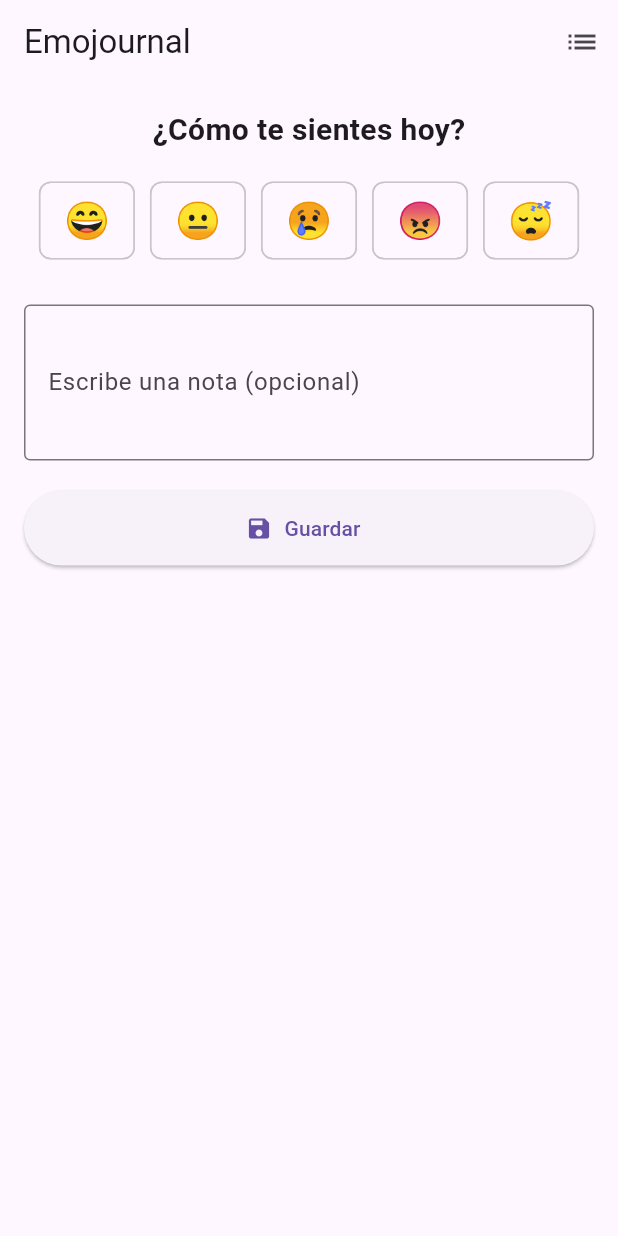
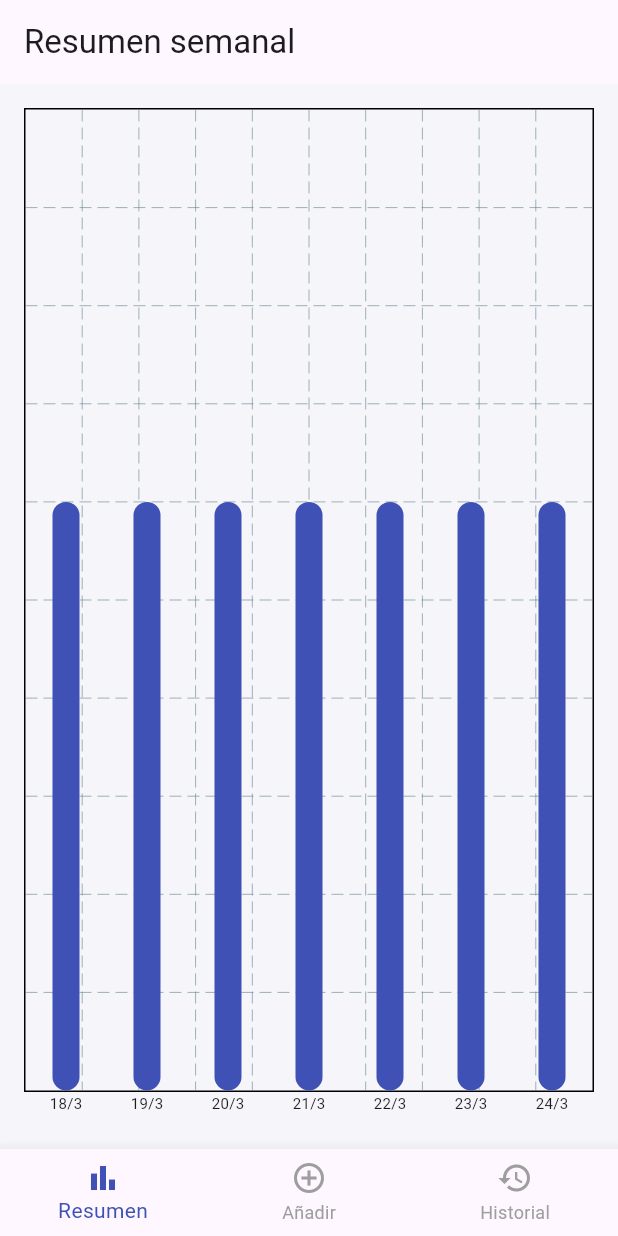
Before and after one commit to Trollkopf/Emojournal, a Flutter app: the screen it shows after launch, on a phone screen of 412 x 824 dp. Run offline on Flutter 3.47's test engine with Material 3 defaults, Android fonts, the light colour scheme and no system bars; drawn by our look-alikes of fl_chart; our stand-ins replace shared_preferences.

Commit message:
updated main content

```diff
--- a/lib/main.dart
+++ b/lib/main.dart
@@ -1,27 +1,87 @@
 import 'package:flutter/material.dart';
 import 'screens/home_screen.dart';
+import 'screens/mood_entry_screen.dart';
 import 'screens/mood_list_screen.dart';
 
 void main() {
-  runApp(const EmoJournalApp());
+  runApp(EmojournalApp());
 }
 
-class EmoJournalApp extends StatelessWidget {
-  const EmoJournalApp({super.key});
+class EmojournalApp extends StatelessWidget {
+  @override
+  Widget build(BuildContext context) {
+    return MaterialApp(
+      title: 'Emojournal',
+      theme: ThemeData(
+        brightness: Brightness.light,
+        primarySwatch: Colors.indigo,
+        scaffoldBackgroundColor: Color(0xFFF6F6FA),
+        cardColor: Color(0xFFEDE7F6),
+        elevatedButtonTheme: ElevatedButtonThemeData(
+          style: ElevatedButton.styleFrom(
+            backgroundColor: Colors.indigo,
+            foregroundColor: Colors.white,
+            shape: RoundedRectangleBorder(
+              borderRadius: BorderRadius.circular(12),
+            ),
+          ),
+        ),
+        inputDecorationTheme: InputDecorationTheme(
+          filled: true,
+          fillColor: Colors.white,
+          border: OutlineInputBorder(
+            borderRadius: BorderRadius.circular(12),
+          ),
+        ),
+      ),
+      home: MainScreen(),
+      debugShowCheckedModeBanner: false,
+    );
+  }
+}
+
+class MainScreen extends StatefulWidget {
+  @override
+  _MainScreenState createState() => _MainScreenState();
+}
+
+class _MainScreenState extends State<MainScreen> {
+  int _currentIndex = 0;
+
+  final List<Widget> _screens = [
+    HomeScreen(),         // Gráfico de los últimos 7 días
+    MoodEntryScreen(),    // Añadir nuevo estado de ánimo
+    MoodListScreen(),     // Historial completo
+  ];
 
   @override
   Widget build(BuildContext context) {
-    return MaterialApp(
-      title: 'Mi Mood Diario',
-      theme: ThemeData(
-        primarySwatch: Colors.indigo,
-        visualDensity: VisualDensity.adaptivePlatformDensity,
+    return Scaffold(
+      body: _screens[_currentIndex],
+      bottomNavigationBar: BottomNavigationBar(
+        currentIndex: _currentIndex,
+        selectedItemColor: Colors.indigo,
+        unselectedItemColor: Colors.grey,
+        onTap: (index) {
+          setState(() {
+            _currentIndex = index;
+          });
+        },
+        items: const [
+          BottomNavigationBarItem(
+            icon: Icon(Icons.bar_chart),
+            label: 'Resumen',
+          ),
+          BottomNavigationBarItem(
+            icon: Icon(Icons.add_circle_outline),
+            label: 'Añadir',
+          ),
+          BottomNavigationBarItem(
+            icon: Icon(Icons.history),
+            label: 'Historial',
+          ),
+        ],
       ),
-      initialRoute: '/',
-      routes: {
-        '/': (context) => HomeScreen(),
-        '/moods': (context) => MoodListScreen(),
-      },
     );
   }
 }
--- a/lib/screens/home_screen.dart
+++ b/lib/screens/home_screen.dart
@@ -1,104 +1,98 @@
 import 'package:flutter/material.dart';
+import 'package:fl_chart/fl_chart.dart';
 import '../models/mood_entry.dart';
 import '../services/mood_storage.dart';
 
-
 class HomeScreen extends StatefulWidget {
-  const HomeScreen({super.key});
-
   @override
   _HomeScreenState createState() => _HomeScreenState();
 }
 
 class _HomeScreenState extends State<HomeScreen> {
-  String? selectedMood;
-  final TextEditingController noteController = TextEditingController();
+  List<MoodEntry> recentEntries = [];
 
-  final List<String> moods = ['😄', '😐', '😢', '😠', '😴'];
+  final Map<String, int> moodValues = {
+    '😄': 5,
+    '😐': 3,
+    '😢': 1,
+    '😠': 2,
+    '😴': 0,
+  };
 
-  void saveMood() async {
-    if (selectedMood == null) {
-      ScaffoldMessenger.of(context).showSnackBar(
-        const SnackBar(content: Text('Por favor selecciona un estado de ánimo')),
+  @override
+  void initState() {
+    super.initState();
+    loadRecentEntries();
+  }
+
+  Future<void> loadRecentEntries() async {
+    final allEntries = await MoodStorage.loadMoodEntries();
+    final now = DateTime.now();
+    final last7Days = List.generate(7, (i) => now.subtract(Duration(days: i)));
+
+    final filtered = last7Days.map((day) {
+      return allEntries.lastWhere(
+            (entry) =>
+        entry.date.day == day.day &&
+            entry.date.month == day.month &&
+            entry.date.year == day.year,
+        orElse: () => MoodEntry(emoji: '😐', note: '', date: day),
       );
-      return;
-    }
-
-    final newEntry = MoodEntry(
-      emoji: selectedMood!,
-      note: noteController.text,
-      date: DateTime.now(),
-    );
-
-    await MoodStorage.saveMoodEntry(newEntry);
+    }).toList().reversed.toList();
 
     setState(() {
-      selectedMood = null;
-      noteController.clear();
+      recentEntries = filtered;
     });
-
-    ScaffoldMessenger.of(context).showSnackBar(
-      const SnackBar(content: Text('Estado de ánimo guardado')),
-    );
   }
-
 
   @override
   Widget build(BuildContext context) {
     return Scaffold(
-      appBar: AppBar(
-        title: const Text('Emojournal'),
-        actions: [
-          IconButton(
-            icon: const Icon(Icons.list),
-            onPressed: () {
-              Navigator.pushNamed(context, '/moods');
-            },
-          )
-        ],
-      ),
+      appBar: AppBar(title: Text('Resumen semanal')),
       body: Padding(
         padding: const EdgeInsets.all(16.0),
-        child: Column(
-          children: [
-            const Text(
-              '¿Cómo te sientes hoy?',
-              style: TextStyle(fontSize: 20, fontWeight: FontWeight.bold),
+        child: recentEntries.isEmpty
+            ? Center(child: Text('Sin datos por ahora 😌'))
+            : BarChart(
+          BarChartData(
+            alignment: BarChartAlignment.spaceAround,
+            maxY: 5,
+            minY: 0,
+            titlesData: FlTitlesData(
+              bottomTitles: AxisTitles(
+                sideTitles: SideTitles(
+                  showTitles: true,
+                  getTitlesWidget: (value, meta) {
+                    final index = value.toInt();
+                    if (index < 0 || index >= recentEntries.length) {
+                      return SizedBox.shrink();
+                    }
+                    final date = recentEntries[index].date;
+                    return Text(
+                      '${date.day}/${date.month}',
+                      style: TextStyle(fontSize: 10),
+                    );
+                  },
+                ),
+              ),
+              leftTitles: AxisTitles(
+                sideTitles: SideTitles(showTitles: false),
+              ),
+              topTitles: AxisTitles(
+                sideTitles: SideTitles(showTitles: false),
+              ),
+              rightTitles: AxisTitles(
+                sideTitles: SideTitles(showTitles: false),
+              ),
             ),
-            const SizedBox(height: 20),
-            Wrap(
-              spacing: 10,
-              children: moods.map((mood) {
-                return ChoiceChip(
-                  label: Text(mood, style: const TextStyle(fontSize: 24)),
-                  selected: selectedMood == mood,
-                  onSelected: (bool selected) {
-                    setState(() {
-                      selectedMood = selected ? mood : null;
-                    });
-                  },
-                );
-              }).toList(),
-            ),
-            const SizedBox(height: 30),
-            TextField(
-              controller: noteController,
-              decoration: const InputDecoration(
-                labelText: 'Escribe una nota (opcional)',
-                border: OutlineInputBorder(),
-              ),
-              maxLines: 3,
-            ),
-            const SizedBox(height: 20),
-            ElevatedButton.icon(
-              onPressed: saveMood,
-              icon: const Icon(Icons.save),
-              label: const Text('Guardar'),
-              style: ElevatedButton.styleFrom(
-                minimumSize: const Size(double.infinity, 50),
-              ),
-            )
-          ],
+            barGroups: recentEntries.asMap().entries.map((entry) {
+              final index = entry.key;
+              final mood = moodValues[entry.value.emoji] ?? 3;
+              return BarChartGroupData(x: index, barRods: [
+                BarChartRodData(toY: mood.toDouble(), color: Colors.indigo, width: 18),
+              ]);
+            }).toList(),
+          ),
         ),
       ),
     );
--- a/lib/screens/mood_list_screen.dart
+++ b/lib/screens/mood_list_screen.dart
@@ -29,6 +29,7 @@ class _MoodListScreenState extends State<MoodListScreen> {
   @override
   Widget build(BuildContext context) {
     return Scaffold(
+      backgroundColor: Color(0xFFE6E6FF),
       appBar: AppBar(
         title: const Text('Historial de estados de ánimo'),
       ),
--- a/lib/widgets/mood_card.dart
+++ b/lib/widgets/mood_card.dart
@@ -9,6 +9,7 @@ class MoodCard extends StatelessWidget {
   @override
   Widget build(BuildContext context) {
     return Card(
+      color: Color(0xFFFFFFFF),
       margin: const EdgeInsets.symmetric(vertical: 6, horizontal: 12),
       elevation: 3,
       shape: RoundedRectangleBorder(borderRadius: BorderRadius.circular(12)),
--- a/pubspec.yaml
+++ b/pubspec.yaml
@@ -32,6 +32,7 @@ dependencies:
     sdk: flutter
   provider: ^6.0.0
   shared_preferences: ^2.0.15
+  fl_chart: ^0.64.0
   # The following adds the Cupertino Icons font to your application.
   # Use with the CupertinoIcons class for iOS style icons.
   cupertino_icons: ^1.0.8
```
Also changed, not shown: lib/screens/mood_entry_screen.dart (added, +86 -0 lines), lib/screens/main_screen.dart (added), pubspec.lock.
